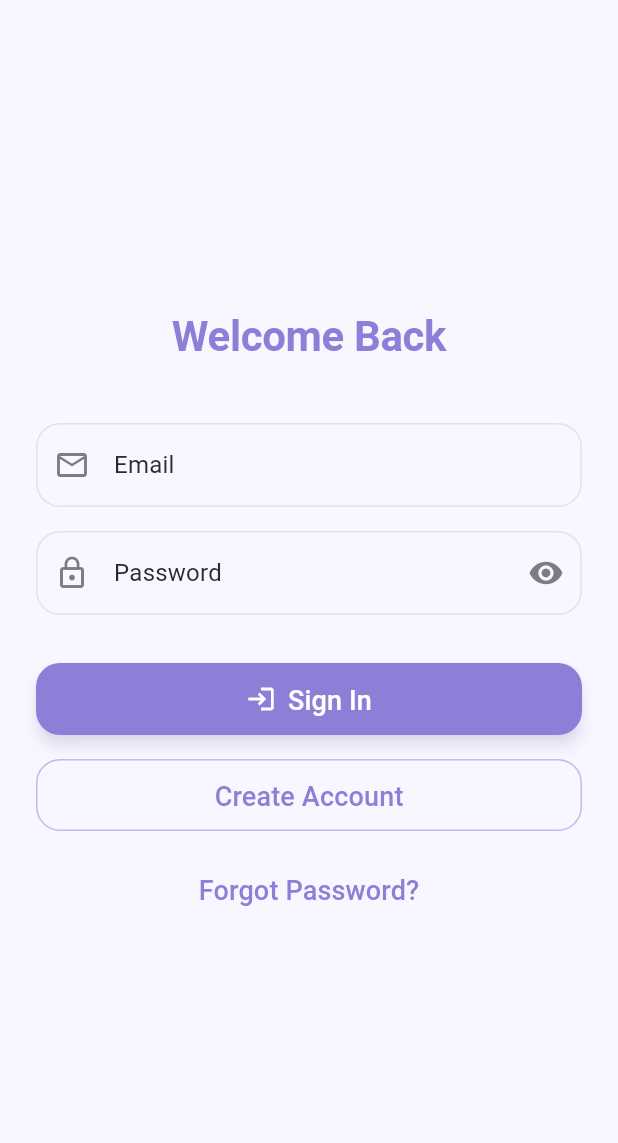
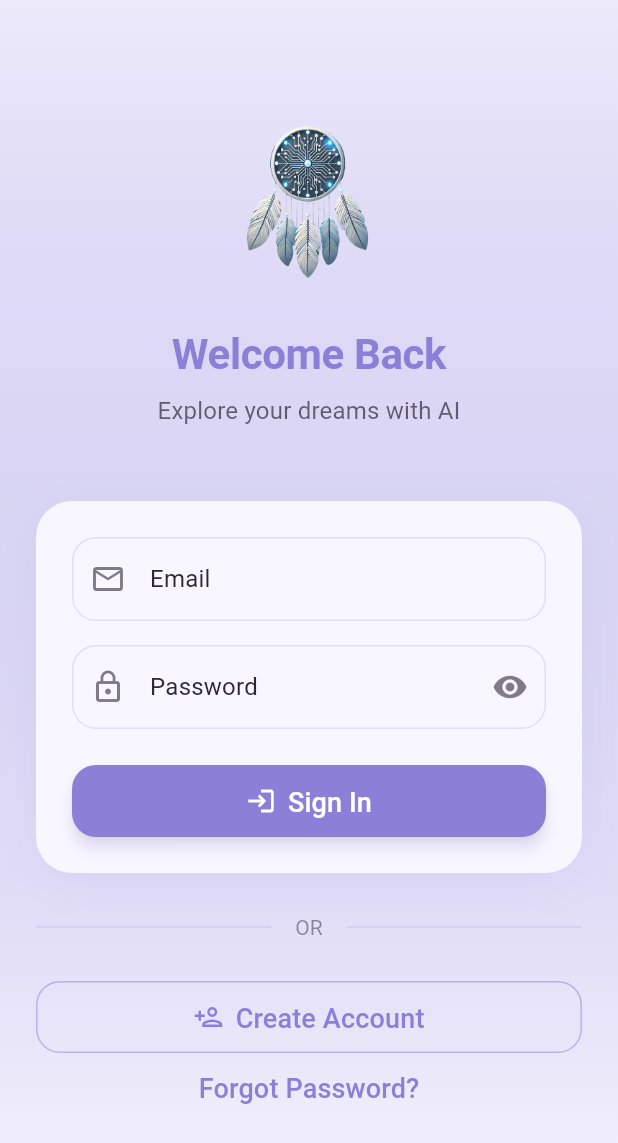
Before and after one commit to burakkoc5/dream-interpreter-app, a Flutter app: the LoginScreen screen opened by its route, on a phone screen of 412 x 824 dp. Shown: the top 1143 px of the screen. Run offline on Flutter 3.47's test engine with Material 3 defaults, Android fonts, the light colour scheme and no system bars; our stand-ins replace cloud_firestore, device_info_plus, firebase_auth, firebase_core, flutter_bloc, flutter_local_notifications and 9 more; missing offline and left inert: slang; accounts and stored records are empty; generated files the repository leaves out were written again.

Commit message:
updated login screen

```diff
--- a/lib/features/auth/presentation/login_screen.dart
+++ b/lib/features/auth/presentation/login_screen.dart
@@ -42,17 +42,43 @@ class _LoginScreenState extends State<LoginScreen> {
   @override
   Widget build(BuildContext context) {
     final theme = Theme.of(context);
+    final size = MediaQuery.of(context).size;
 
     return Scaffold(
-      body: Center(
+      body: Container(
+        width: double.infinity,
+        height: double.infinity,
+        decoration: BoxDecoration(
+          gradient: LinearGradient(
+            begin: Alignment.topCenter,
+            end: Alignment.bottomCenter,
+            colors: [
+              theme.colorScheme.primary.withOpacity(0.1),
+              theme.colorScheme.surface,
+            ],
+          ),
+        ),
         child: SingleChildScrollView(
-          padding: const EdgeInsets.all(24.0),
+          padding: const EdgeInsets.symmetric(horizontal: 24.0),
+          child: ConstrainedBox(
+            constraints: BoxConstraints(minHeight: size.height),
+            child: IntrinsicHeight(
               child: Form(
                 key: _formKey,
                 child: Column(
                   mainAxisAlignment: MainAxisAlignment.center,
                   crossAxisAlignment: CrossAxisAlignment.stretch,
                   children: [
+                    const Spacer(),
+                    Hero(
+                      tag: 'app_logo',
+                      child: Image.asset(
+                        'assets/images/logo_nbg.png',
+                        height: 120,
+                        width: 120,
+                      ),
+                    ),
+                    const SizedBox(height: 24),
                     Text(
                       t.registration.welcomeText,
                       style: theme.textTheme.headlineMedium?.copyWith(
@@ -61,7 +87,31 @@ class _LoginScreenState extends State<LoginScreen> {
                       ),
                       textAlign: TextAlign.center,
                     ),
-                const SizedBox(height: 40),
+                    const SizedBox(height: 8),
+                    Text(
+                      'Explore your dreams with AI',
+                      style: theme.textTheme.bodyLarge?.copyWith(
+                        color: theme.colorScheme.onSurface.withOpacity(0.7),
+                      ),
+                      textAlign: TextAlign.center,
+                    ),
+                    const SizedBox(height: 48),
+                    Container(
+                      padding: const EdgeInsets.all(24),
+                      decoration: BoxDecoration(
+                        color: theme.colorScheme.surface,
+                        borderRadius: BorderRadius.circular(24),
+                        boxShadow: [
+                          BoxShadow(
+                            color: theme.colorScheme.primary.withOpacity(0.1),
+                            blurRadius: 24,
+                            offset: const Offset(0, 8),
+                          ),
+                        ],
+                      ),
+                      child: Column(
+                        crossAxisAlignment: CrossAxisAlignment.stretch,
+                        children: [
                           AppTextField(
                             controller: _emailController,
                             label: t.registration.email.emailText,
@@ -88,12 +138,13 @@ class _LoginScreenState extends State<LoginScreen> {
                             obscureText: !_isPasswordVisible,
                             validator: (value) {
                               if (value?.isEmpty ?? true) {
-                      return t.registration.password.passwordValidation;
+                                return t
+                                    .registration.password.passwordValidation;
                               }
                               return null;
                             },
                           ),
-                const SizedBox(height: 32),
+                          const SizedBox(height: 24),
                           BlocBuilder<AuthCubit, AuthState>(
                             builder: (context, state) => AppButton(
                               text: t.registration.signIn.signInText,
@@ -102,13 +153,39 @@ class _LoginScreenState extends State<LoginScreen> {
                               icon: Icons.login,
                             ),
                           ),
-                const SizedBox(height: 16),
+                        ],
+                      ),
+                    ),
+                    const SizedBox(height: 24),
+                    Row(
+                      children: [
+                        Expanded(
+                            child: Divider(
+                                color: theme.colorScheme.primary
+                                    .withOpacity(0.2))),
+                        Padding(
+                          padding: const EdgeInsets.symmetric(horizontal: 16),
+                          child: Text(
+                            'OR',
+                            style: theme.textTheme.bodySmall?.copyWith(
+                              color:
+                                  theme.colorScheme.onSurface.withOpacity(0.5),
+                            ),
+                          ),
+                        ),
+                        Expanded(
+                            child: Divider(
+                                color: theme.colorScheme.primary
+                                    .withOpacity(0.2))),
+                      ],
+                    ),
+                    const SizedBox(height: 24),
                     AppButton(
                       text: t.registration.signUp.signUpText,
                       onPressed: () => context.push(AppRoute.register),
                       variant: AppButtonVariant.ghost,
+                      icon: Icons.person_add_outlined,
                     ),
-                const SizedBox(height: 16),
                     TextButton(
                       onPressed: () => context.push(AppRoute.passwordReset),
                       child: Text(
@@ -118,7 +195,10 @@ class _LoginScreenState extends State<LoginScreen> {
                         ),
                       ),
                     ),
+                    const Spacer(),
                   ],
+                ),
+              ),
             ),
           ),
         ),
```
Lines whose indentation alone changed are shown as unchanged.
